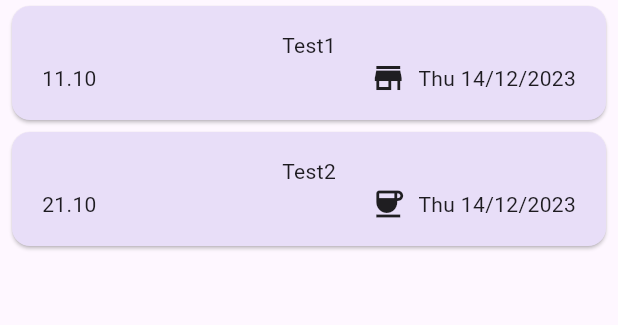
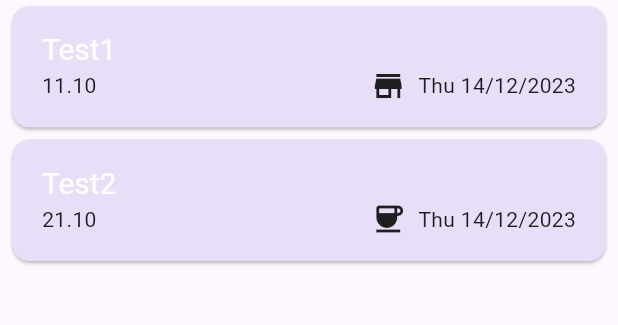
Before and after one commit to Xavries/expenses_app, a Flutter app: the screen it shows after launch, on a phone screen of 412 x 824 dp, the part 114-439 px from its top. Run offline on Flutter 3.47's test engine with Material 3 defaults, Android fonts, the phone set to English and light mode, and no system bars.

Commit message:
expenses item styling

```diff
--- a/lib/widgets/expenses_list/expenses_item.dart
+++ b/lib/widgets/expenses_list/expenses_item.dart
@@ -12,8 +12,9 @@ class ExpensesItem extends StatelessWidget {
     return Card(child: Padding(
       padding: const EdgeInsets.symmetric(horizontal: 20.0, vertical: 16.0),
       child: Column(
+        crossAxisAlignment: CrossAxisAlignment.start,
         children: [
-          Text(expense.title),
+          Text(expense.title, style: Theme.of(context).textTheme.titleLarge,),
           const SizedBox(width: 4,),
           Row(children: [
             Text(expense.amount.toStringAsFixed(2)),
--- a/lib/widgets/expenses_list/expenses_list.dart
+++ b/lib/widgets/expenses_list/expenses_list.dart
@@ -16,6 +16,12 @@ class ExpensesList extends StatelessWidget {
   Widget build(BuildContext context) {
     return ListView.builder(
       itemCount: expenses.length, itemBuilder: (ctx, index) => Dismissible(
+        background: Container(
+          color: Theme.of(context).colorScheme.scrim,
+          margin: EdgeInsets.symmetric(
+            horizontal: Theme.of(context).cardTheme.margin!.horizontal
+          ),
+        ),
         key: ValueKey(expenses[index]),
         onDismissed: (direction) {
           onRemoveExpense(expenses[index]);
```
